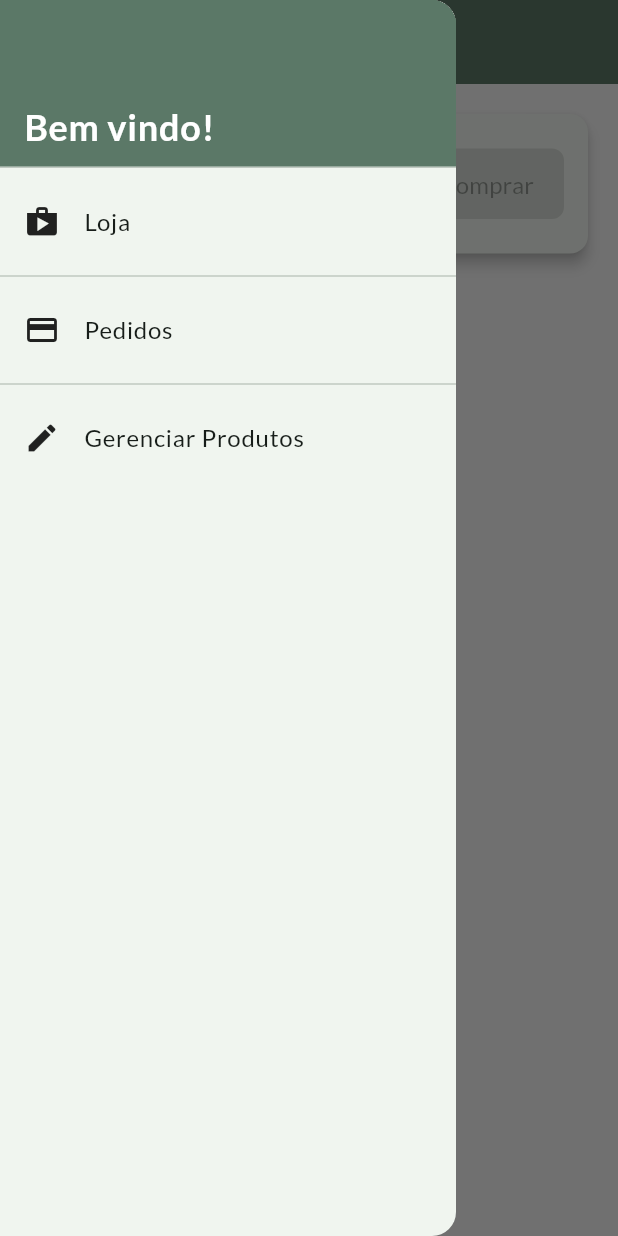
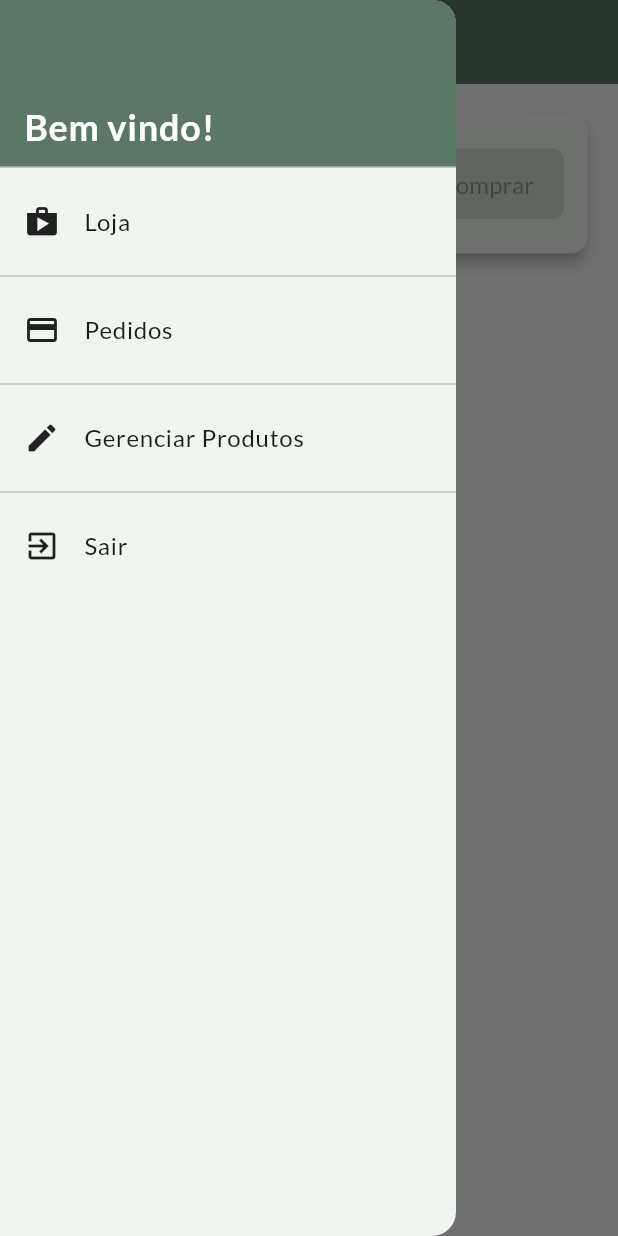
Before and after one commit to IgoorToorres/ShopMobile, a Flutter app: the CartPage screen opened by its route, with the side drawer open, on a phone screen of 412 x 824 dp. Run offline on Flutter 3.47's test engine with Material 3 defaults, Android fonts, the phone set to English and light mode, and no system bars.

Commit message:
logout na aplicacao

```diff
--- a/lib/components/app_drawer.dart
+++ b/lib/components/app_drawer.dart
@@ -1,4 +1,6 @@
 import 'package:flutter/material.dart';
+import 'package:provider/provider.dart';
+import 'package:shop/models/auth/provider/auth.dart';
 import 'package:shop/utils/app_routes.dart';
 
 class AppDrawer extends StatelessWidget {
@@ -52,6 +54,15 @@ class AppDrawer extends StatelessWidget {
               Navigator.of(context).pushNamed(AppRoutes.PRODUCTS);
             },
           ),
+          const Divider(),
+          ListTile(
+            leading: Icon(Icons.exit_to_app, color: Colors.black87),
+            title: const Text('Sair'),
+            onTap: () {
+              Provider.of<Auth>(context, listen: false).logOut();
+              Navigator.of(context).pushReplacementNamed(AppRoutes.AUTH_OR_HOME);
+            },
+          ),
         ],
       ),
     );
--- a/lib/main.dart
+++ b/lib/main.dart
@@ -42,6 +42,7 @@ class MyApp extends StatelessWidget {
             return OrderList(
               auth.token ?? '',
               previous?.items ?? [],
+              auth.userId ?? '',
             );
           },
         ),
--- a/lib/models/order/provider/order_provider.dart
+++ b/lib/models/order/provider/order_provider.dart
@@ -8,9 +8,10 @@ import 'package:shop/utils/constants.dart';
 
 class OrderList with ChangeNotifier {
   final String _token;
+  final String _userId;
   List<Order> _items = [];
 
-  OrderList([this._token = '', this._items = const []]);
+  OrderList([this._token = '', this._items = const [], this._userId = '']);
 
   List<Order> get items {
     return [..._items];
@@ -23,7 +24,7 @@ class OrderList with ChangeNotifier {
   Future<void> loadOrders() async {
     List<Order> items = [];
     final response =
-        await http.get(Uri.parse('${Constants.ORDER_BASEURL}.json?auth=$_token'));
+        await http.get(Uri.parse('${Constants.USER_ORDERS_URL}/$_userId.json?auth=$_token'));
     if (response.body == 'null') return;
     Map<String, dynamic> data = jsonDecode(response.body);
     data.forEach((orderId, orderData) {
@@ -54,7 +55,7 @@ class OrderList with ChangeNotifier {
   Future<void> addOrder(Cart cart) async {
     final date = DateTime.now();
     final response = await http.post(
-      Uri.parse('${Constants.ORDER_BASEURL}.json?auth=$_token'),
+      Uri.parse('${Constants.USER_ORDERS_URL}/$_userId.json?auth=$_token'),
       body: jsonEncode(
         {
           'total': cart.totalAmount,
--- a/lib/utils/constants.dart
+++ b/lib/utils/constants.dart
@@ -1,8 +1,8 @@
 class Constants {
+  // ignore: constant_identifier_names
+  static const USER_ORDERS_URL = 'https://shop-app-b8858-default-rtdb.firebaseio.com/userOrders';
   // ignore: constant_identifier_names
   static const USER_FAVORITES_URL = 'https://shop-app-b8858-default-rtdb.firebaseio.com/userFavorites';
   // ignore: constant_identifier_names
   static const PRODUCT_BASEURL = 'https://shop-app-b8858-default-rtdb.firebaseio.com/products';
-  // ignore: constant_identifier_names
-  static const ORDER_BASEURL = 'https://shop-app-b8858-default-rtdb.firebaseio.com/order';
 }
```
Also changed, not shown: lib/models/auth/provider/auth.dart (+8 -0 lines).
